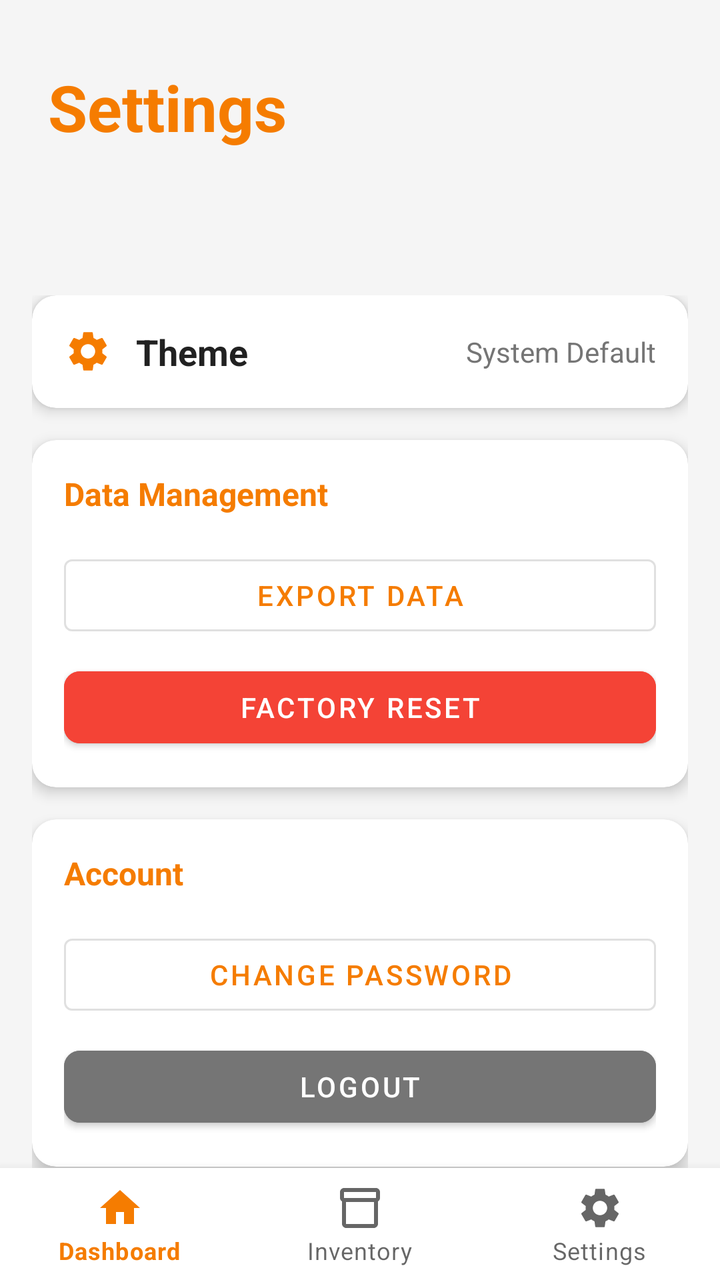
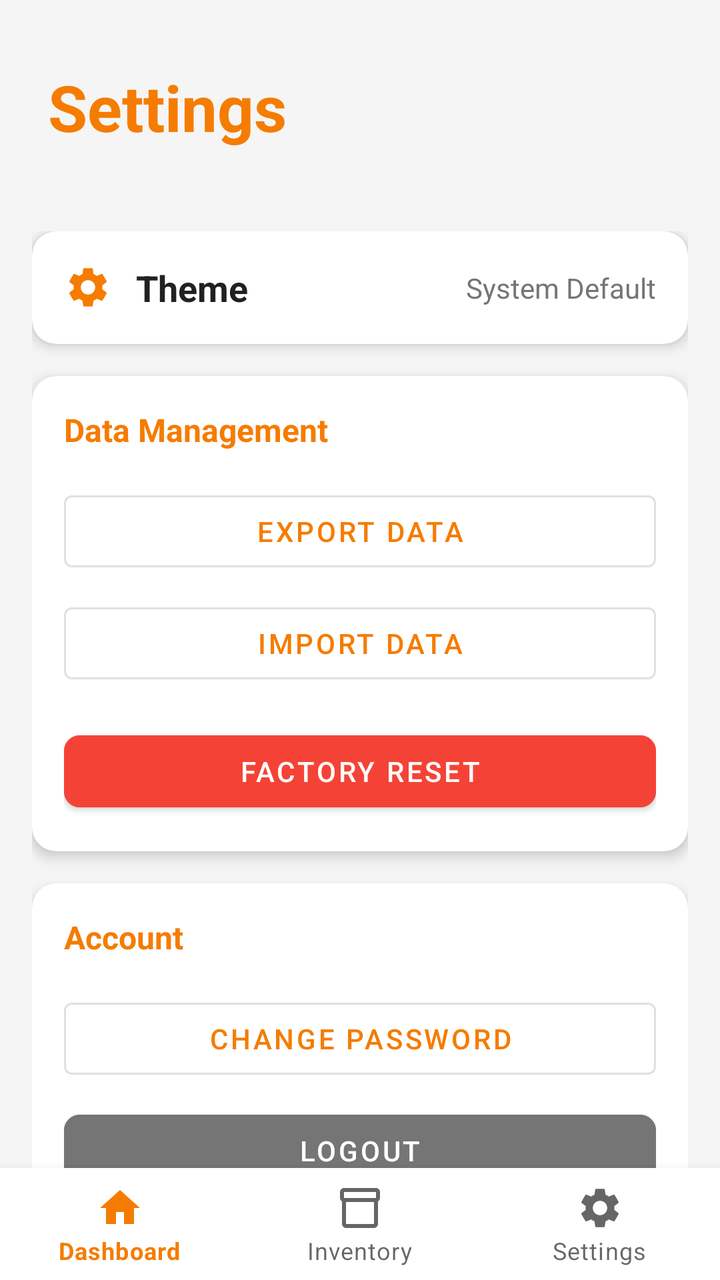

An Android layout rendered at two revisions. The XML below is the earlier revision; the diff shows what the commit changed to produce the second picture.
<!-- AndroidManifest.xml: application theme Theme.WareWise -->
<!-- res/layout/activity_settings.xml -->
<?xml version="1.0" encoding="utf-8"?>
<androidx.constraintlayout.widget.ConstraintLayout xmlns:android="http://schemas.android.com/apk/res/android"
    xmlns:app="http://schemas.android.com/apk/res-auto"
    android:layout_width="match_parent"
    android:layout_height="match_parent"
    android:background="@color/background">

    <TextView
        android:id="@+id/tvSettingsTitle"
        android:layout_width="wrap_content"
        android:layout_height="wrap_content"
        android:layout_marginStart="24dp"
        android:layout_marginTop="32dp"
        android:text="@string/settings"
        android:textColor="@color/primary"
        android:textSize="32sp"
        android:textStyle="bold"
        app:layout_constraintStart_toStartOf="parent"
        app:layout_constraintTop_toTopOf="parent" />

    <LinearLayout
        android:layout_width="match_parent"
        android:layout_height="wrap_content"
        android:layout_marginTop="32dp"
        android:orientation="vertical"
        android:padding="16dp"
        app:layout_constraintBottom_toBottomOf="parent"
        app:layout_constraintTop_toBottomOf="@+id/tvSettingsTitle">

        
        <com.google.android.material.card.MaterialCardView
            android:layout_width="match_parent"
            android:layout_height="wrap_content"
            android:layout_marginBottom="16dp"
            app:cardCornerRadius="12dp"
            app:cardElevation="4dp">

            <LinearLayout
                android:id="@+id/layoutTheme"
                android:layout_width="match_parent"
                android:layout_height="wrap_content"
                android:background="?attr/selectableItemBackground"
                android:clickable="true"
                android:focusable="true"
                android:gravity="center_vertical"
                android:orientation="horizontal"
                android:padding="16dp">

                <TextView
                    android:layout_width="0dp"
                    android:layout_height="wrap_content"
                    android:layout_weight="1"
                    android:drawablePadding="12dp"
                    android:text="@string/theme_title"
                    android:textColor="@color/text_primary"
                    android:textSize="18sp"
                    android:textStyle="bold"
                    app:drawableStartCompat="@drawable/ic_settings"
                    app:drawableTint="@color/primary" />

                <TextView
                    android:id="@+id/tvThemeValue"
                    android:layout_width="wrap_content"
                    android:layout_height="wrap_content"
                    android:text="@string/theme_system"
                    android:textColor="@color/text_secondary"
                    android:textSize="14sp" />
            </LinearLayout>
        </com.google.android.material.card.MaterialCardView>

        
        <com.google.android.material.card.MaterialCardView
            android:layout_width="match_parent"
            android:layout_height="wrap_content"
            android:layout_marginBottom="16dp"
            app:cardCornerRadius="12dp"
            app:cardElevation="4dp">

            <LinearLayout
                android:layout_width="match_parent"
                android:layout_height="wrap_content"
                android:orientation="vertical"
                android:padding="16dp">

                <TextView
                    android:layout_width="match_parent"
                    android:layout_height="wrap_content"
                    android:text="Data Management"
                    android:textStyle="bold"
                    android:textSize="16sp"
                    android:layout_marginBottom="16dp"
                    android:textColor="@color/primary"/>

                <com.google.android.material.button.MaterialButton
                    android:id="@+id/btnExportData"
                    android:layout_width="match_parent"
                    android:layout_height="wrap_content"
                    android:text="Export Data"
                    style="@style/Widget.MaterialComponents.Button.OutlinedButton"
                    android:layout_marginBottom="8dp"/>

                <com.google.android.material.button.MaterialButton
                    android:id="@+id/btnFactoryReset"
                    android:layout_width="match_parent"
                    android:layout_height="wrap_content"
                    android:text="@string/factory_reset"
                    android:backgroundTint="@color/red"
                    app:cornerRadius="8dp" />
            </LinearLayout>
        </com.google.android.material.card.MaterialCardView>

        
        <com.google.android.material.card.MaterialCardView
            android:layout_width="match_parent"
            android:layout_height="wrap_content"
            android:layout_marginBottom="16dp"
            app:cardCornerRadius="12dp"
            app:cardElevation="4dp">

            <LinearLayout
                android:layout_width="match_parent"
                android:layout_height="wrap_content"
                android:orientation="vertical"
                android:padding="16dp">

                <TextView
                    android:layout_width="match_parent"
                    android:layout_height="wrap_content"
                    android:text="Account"
                    android:textStyle="bold"
                    android:textSize="16sp"
                    android:layout_marginBottom="16dp"
                    android:textColor="@color/primary"/>

                <com.google.android.material.button.MaterialButton
                    android:id="@+id/btnChangePassword"
                    android:layout_width="match_parent"
                    android:layout_height="wrap_content"
                    android:text="Change Password"
                    style="@style/Widget.MaterialComponents.Button.OutlinedButton"
                    android:layout_marginBottom="8dp"/>

                <com.google.android.material.button.MaterialButton
                    android:id="@+id/btnLogout"
                    android:layout_width="match_parent"
                    android:layout_height="wrap_content"
                    android:text="@string/logout"
                    android:backgroundTint="@color/gray"
                    app:cornerRadius="8dp" />
            </LinearLayout>
        </com.google.android.material.card.MaterialCardView>

    </LinearLayout>

    <com.google.android.material.bottomnavigation.BottomNavigationView
        android:id="@+id/bottom_navigation"
        android:layout_width="match_parent"
        android:layout_height="wrap_content"
        android:background="@color/surface"
        app:menu="@menu/menu_bottom_nav"
        app:layout_constraintBottom_toBottomOf="parent" />

</androidx.constraintlayout.widget.ConstraintLayout>
<!-- resources referenced by this layout -->
<resources>
  <color name="background">#F5F5F5</color>
  <color name="gray">#757575</color>
  <color name="primary">#F57C00</color>
  <color name="red">#F44336</color>
  <color name="surface">#FFFFFF</color>
  <color name="text_primary">#212121</color>
  <color name="text_secondary">#757575</color>
  <!-- drawable ic_settings (drawable) -->
  <vector xmlns:android="http://schemas.android.com/apk/res/android"
      android:width="24dp"
      android:height="24dp"
      android:viewportWidth="24"
      android:viewportHeight="24">
      <path
          android:fillColor="#FF000000"
          android:pathData="M19.14,12.94c0.04,-0.3 0.06,-0.61 0.06,-0.94c0,-0.32 -0.02,-0.64 -0.07,-0.94l2.03,-1.58c0.18,-0.14 0.23,-0.41 0.12,-0.61l-1.92,-3.32c-0.12,-0.22 -0.37,-0.29 -0.59,-0.22l-2.39,0.96c-0.5,-0.38 -1.03,-0.7 -1.62,-0.94L14.4,2.81c-0.04,-0.24 -0.24,-0.41 -0.48,-0.41h-3.84c-0.24,0 -0.43,0.17 -0.47,0.41L9.25,5.35C8.66,5.59 8.12,5.92 7.63,6.29L5.24,5.33c-0.22,-0.08 -0.47,0 -0.59,0.22L2.74,8.87C2.62,9.08 2.66,9.34 2.86,9.48l2.03,1.58C4.84,11.36 4.8,11.69 4.8,12s0.02,0.64 0.07,0.94l-2.03,1.58c-0.18,0.14 -0.23,0.41 -0.12,0.61l1.92,3.32c0.12,0.22 0.37,0.29 0.59,0.22l2.39,-0.96c0.5,0.38 1.03,0.7 1.62,0.94l0.36,2.54c0.05,0.24 0.24,0.41 0.48,0.41h3.84c0.24,0 0.44,-0.17 0.47,-0.41l0.36,-2.54c0.59,-0.24 1.13,-0.56 1.62,-0.94l2.39,0.96c0.22,0.08 0.47,0 0.59,-0.22l1.92,-3.32c0.12,-0.22 0.07,-0.47 -0.12,-0.61L19.14,12.94zM12,15.6c-1.98,0 -3.6,-1.62 -3.6,-3.6s1.62,-3.6 3.6,-3.6s3.6,1.62 3.6,3.6S13.98,15.6 12,15.6z" />
  </vector>
  <string name="factory_reset">Factory Reset</string>
  <string name="logout">Logout</string>
  <string name="settings">Settings</string>
  <string name="theme_system">System Default</string>
  <string name="theme_title">Theme</string>
  <style name="Theme.WareWise" parent="Theme.MaterialComponents.DayNight.NoActionBar">
          
          <item name="colorPrimary">@color/primary</item>
          <item name="colorPrimaryVariant">@color/primary_variant</item>
          <item name="colorOnPrimary">@color/on_primary</item>
          
          <item name="colorSecondary">@color/secondary</item>
          <item name="colorSecondaryVariant">@color/secondary</item>
          <item name="colorOnSecondary">@color/on_secondary</item>
          
          <item name="android:statusBarColor" tools:targetApi="l">?attr/colorPrimaryVariant</item>
          
          <item name="android:windowBackground">@color/background</item>
          <item name="colorSurface">@color/surface</item>
          <item name="colorOnSurface">@color/on_surface</item>
      </style>
  <color name="primary_variant">#E65100</color>
  <color name="on_primary">#FFFFFF</color>
  <color name="secondary">#2979FF</color>
  <color name="on_secondary">#FFFFFF</color>
  <color name="on_surface">#000000</color>
</resources>

<!-- the commit's change to res/layout/activity_settings.xml (unified diff, before → after) -->
@@ -100,6 +100,14 @@
                     android:layout_marginBottom="8dp"/>
 
                 <com.google.android.material.button.MaterialButton
+                    android:id="@+id/btnImportData"
+                    android:layout_width="match_parent"
+                    android:layout_height="wrap_content"
+                    android:text="Import Data"
+                    style="@style/Widget.MaterialComponents.Button.OutlinedButton"
+                    android:layout_marginBottom="16dp"/>
+
+                <com.google.android.material.button.MaterialButton
                     android:id="@+id/btnFactoryReset"
                     android:layout_width="match_parent"
                     android:layout_height="wrap_content"
